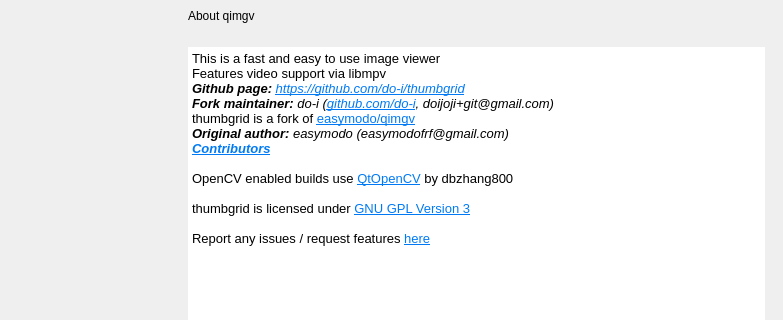
This is src/gui/dialogs/settingsdialog.ui in do-i/thumbgrid as Qt 5 draws it before an edit; both pictures show x 0 to 783 and y 0 to 320 of the 783 by 741 pixel window. The edited form follows.
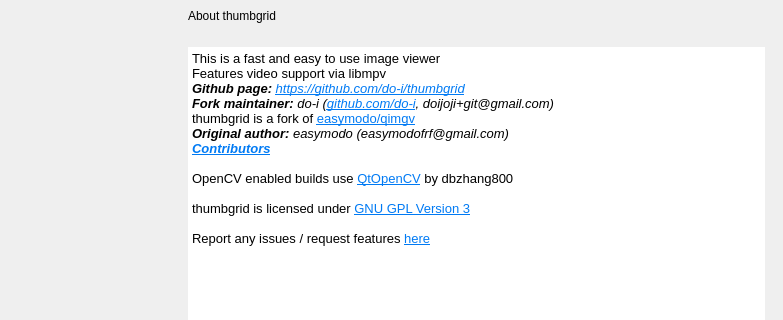
This is the edited form. The open tabs and pages were chosen to show the change. Custom widgets are drawn as their Qt base class.

Commit message: Fix About dialog label: qimgv -> thumbgrid

Diff of the .ui file:
```diff
--- a/src/gui/dialogs/settingsdialog.ui
+++ b/src/gui/dialogs/settingsdialog.ui
@@ -5216,7 +5216,7 @@
                   <string notr="true">SHeaderText</string>
                  </property>
                  <property name="text">
-                  <string>About qimgv</string>
+                  <string>About thumbgrid</string>
                  </property>
                 </widget>
                </item>
```
